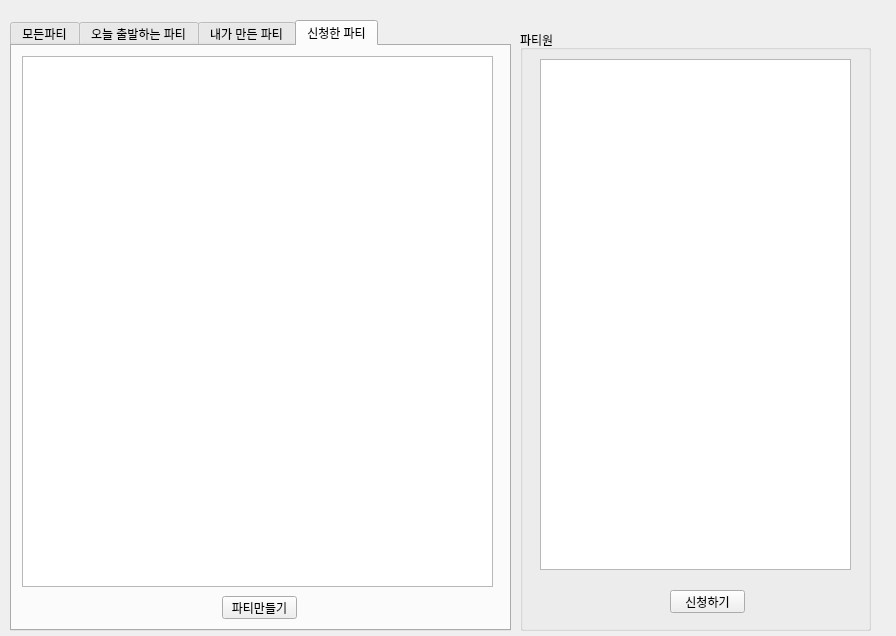
First picture: the form in new/ui/main.ui, repository katimere15/loark_toypjt, before the edit.
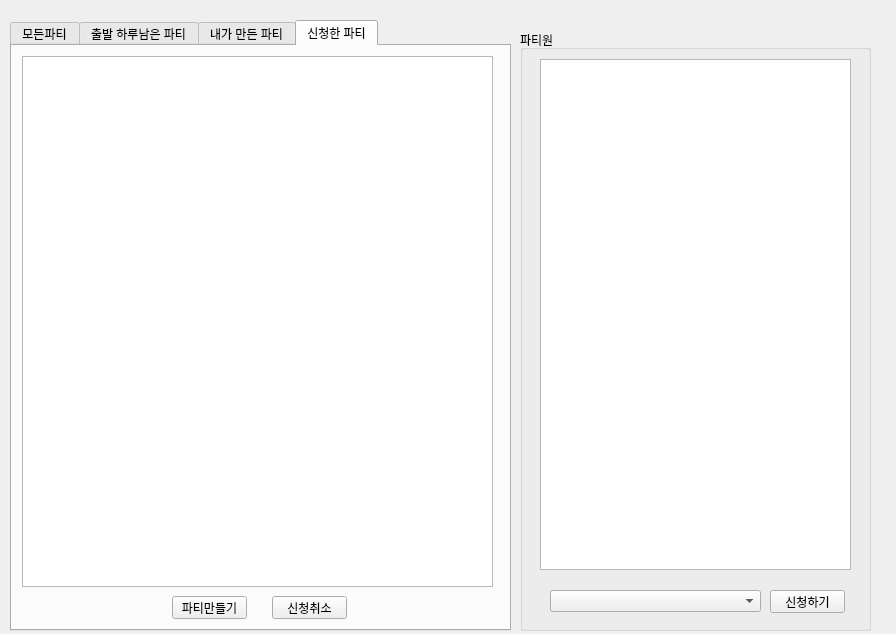
Second picture: the form after the edit. The open tabs and pages were chosen to show the change.

```diff
--- a/new/ui/main.ui
+++ b/new/ui/main.ui
@@ -7,7 +7,7 @@
     <x>0</x>
     <y>0</y>
     <width>896</width>
-    <height>636</height>
+    <height>634</height>
    </rect>
   </property>
   <property name="windowTitle">
@@ -55,7 +55,7 @@
    </widget>
    <widget class="QWidget" name="todaystart_party">
     <attribute name="title">
-     <string>오늘 출발하는 파티</string>
+     <string>출발 하루남은 파티</string>
     </attribute>
     <widget class="QTableWidget" name="tableWidget_2">
      <property name="geometry">
@@ -126,7 +126,7 @@
     <widget class="QPushButton" name="partymake_butten_4">
      <property name="geometry">
       <rect>
-       <x>210</x>
+       <x>160</x>
        <y>550</y>
        <width>75</width>
        <height>23</height>
@@ -136,6 +136,19 @@
       <string>파티만들기</string>
      </property>
     </widget>
+    <widget class="QPushButton" name="pushButton_3">
+     <property name="geometry">
+      <rect>
+       <x>260</x>
+       <y>550</y>
+       <width>75</width>
+       <height>23</height>
+      </rect>
+     </property>
+     <property name="text">
+      <string>신청취소</string>
+     </property>
+    </widget>
    </widget>
   </widget>
   <widget class="QGroupBox" name="groupBox">
@@ -153,7 +166,7 @@
    <widget class="QPushButton" name="pushButton">
     <property name="geometry">
      <rect>
-      <x>150</x>
+      <x>250</x>
       <y>560</y>
       <width>75</width>
       <height>23</height>
@@ -178,6 +191,16 @@
      </item>
     </layout>
    </widget>
+   <widget class="QComboBox" name="charter_select">
+    <property name="geometry">
+     <rect>
+      <x>30</x>
+      <y>560</y>
+      <width>211</width>
+      <height>22</height>
+     </rect>
+    </property>
+   </widget>
   </widget>
  </widget>
  <resources/>
```
Left out of the diff: 100 changed lines with no effect on the pictures.
